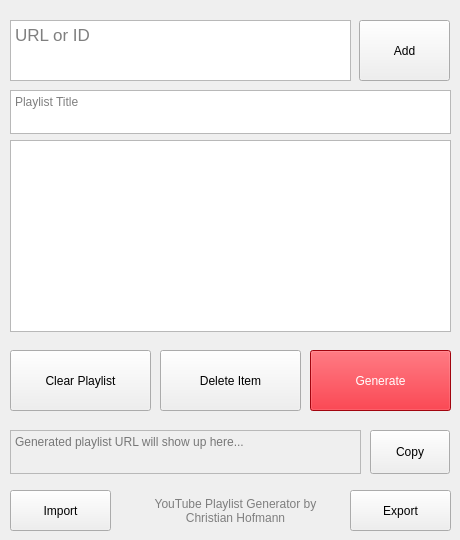
This is src/gui/form.ui in christianhofmanncodes/youtube-playlist-generator as Qt 5 draws it before an edit. The edited form follows.
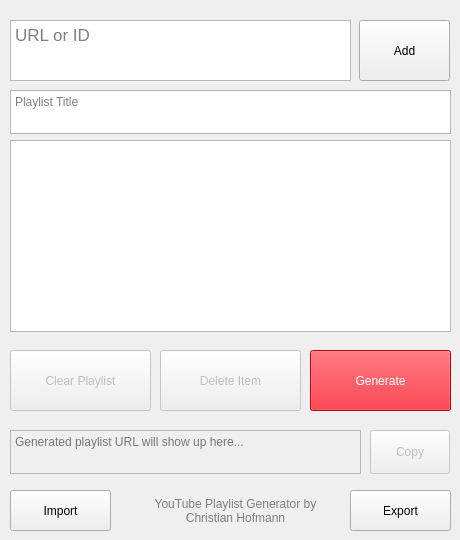
This is the edited form.

Commit message: add doubleClick event, add cut URL to ID, disable buttons and enable them based on certain event type

```diff
--- a/src/gui/form.ui
+++ b/src/gui/form.ui
@@ -152,6 +152,9 @@
     </property>
    </widget>
    <widget class="QPushButton" name="pushButton_generate">
+    <property name="enabled">
+     <bool>false</bool>
+    </property>
     <property name="geometry">
      <rect>
       <x>310</x>
@@ -210,6 +213,9 @@
     </property>
    </widget>
    <widget class="QPushButton" name="pushButton_copy">
+    <property name="enabled">
+     <bool>false</bool>
+    </property>
     <property name="geometry">
      <rect>
       <x>370</x>
@@ -259,6 +265,9 @@
     </property>
    </widget>
    <widget class="QPushButton" name="pushButton_delete_item">
+    <property name="enabled">
+     <bool>false</bool>
+    </property>
     <property name="geometry">
      <rect>
       <x>160</x>
@@ -278,6 +287,9 @@
     </property>
    </widget>
    <widget class="QPushButton" name="pushButton_clear_playlist">
+    <property name="enabled">
+     <bool>false</bool>
+    </property>
     <property name="geometry">
      <rect>
       <x>10</x>
```
The commit also changes 1 other file.
